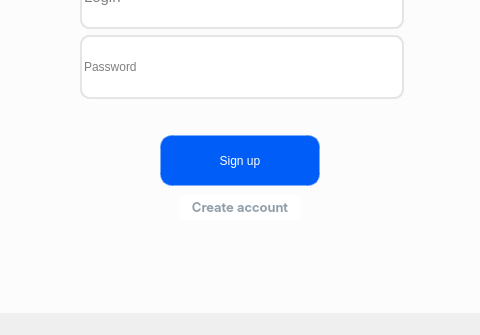
Above: Zakhar/Client/src_qt/startpage/startpage.ui from VladislavKirpichov/Flashy before the change; both pictures show x 120 to 600 and y 265 to 600 of the 720 by 600 pixel window. Below: the same form after it.
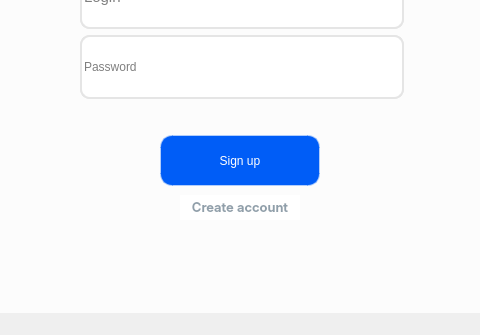
That is the form after the change.

Commit message: Json for user + style fixing

What changed in the file:
```diff
--- a/Zakhar/Client/src_qt/startpage/startpage.ui
+++ b/Zakhar/Client/src_qt/startpage/startpage.ui
@@ -186,25 +186,6 @@
        <string>Create account</string>
       </property>
      </widget>
-     <widget class="QPushButton" name="pushButton_4">
-      <property name="geometry">
-       <rect>
-        <x>280</x>
-        <y>400</y>
-        <width>160</width>
-        <height>51</height>
-       </rect>
-      </property>
-      <property name="styleSheet">
-       <string notr="true">background: #005DF7;
-border: 2px solid rgba(0, 93,247 , 0.3);
-border-radius: 12px;
-color: #FFFFFF;</string>
-      </property>
-      <property name="text">
-       <string>Sign up</string>
-      </property>
-     </widget>
      <widget class="QLineEdit" name="login_2">
       <property name="geometry">
        <rect>
@@ -269,8 +250,7 @@
        <string>Password</string>
       </property>
      </widget>
-    </widget>
-    <widget class="QPushButton" name="pushButton">
+     <widget class="QPushButton" name="sign_up_button">
      <property name="geometry">
       <rect>
        <x>280</x>
@@ -288,6 +268,7 @@
      <property name="text">
       <string>Sign up</string>
      </property>
+     </widget>
     </widget>
     <widget class="QLineEdit" name="login">
      <property name="geometry">
```
Lines whose indentation alone changed are shown as unchanged. The commit also changes 38 other files.
